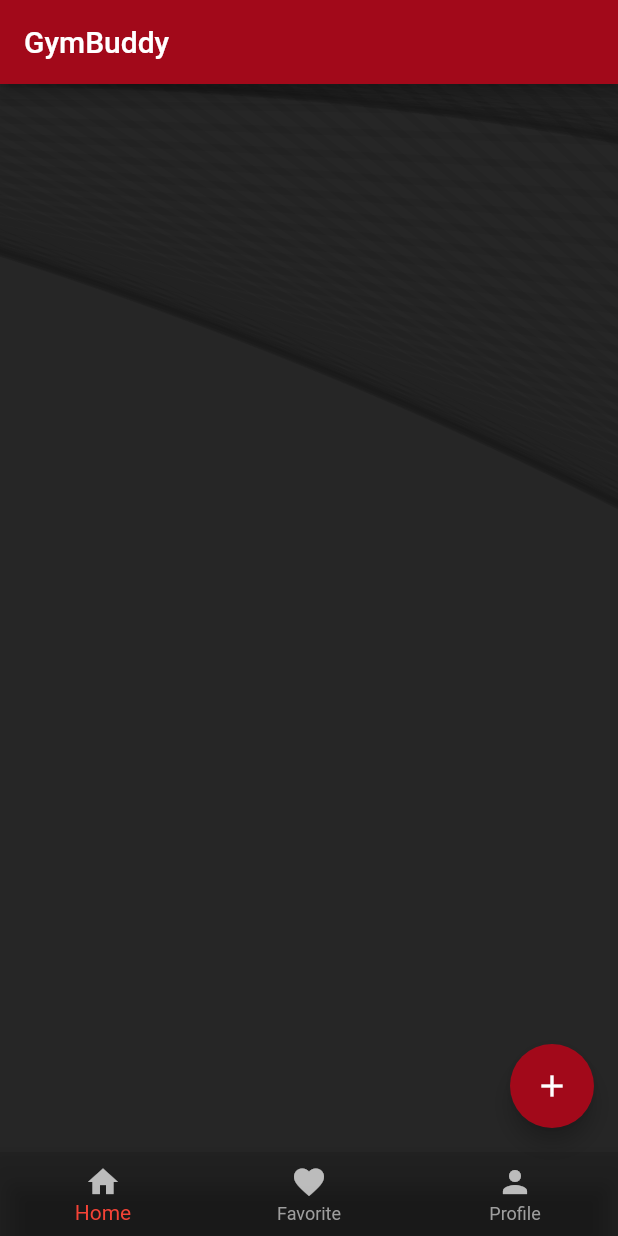
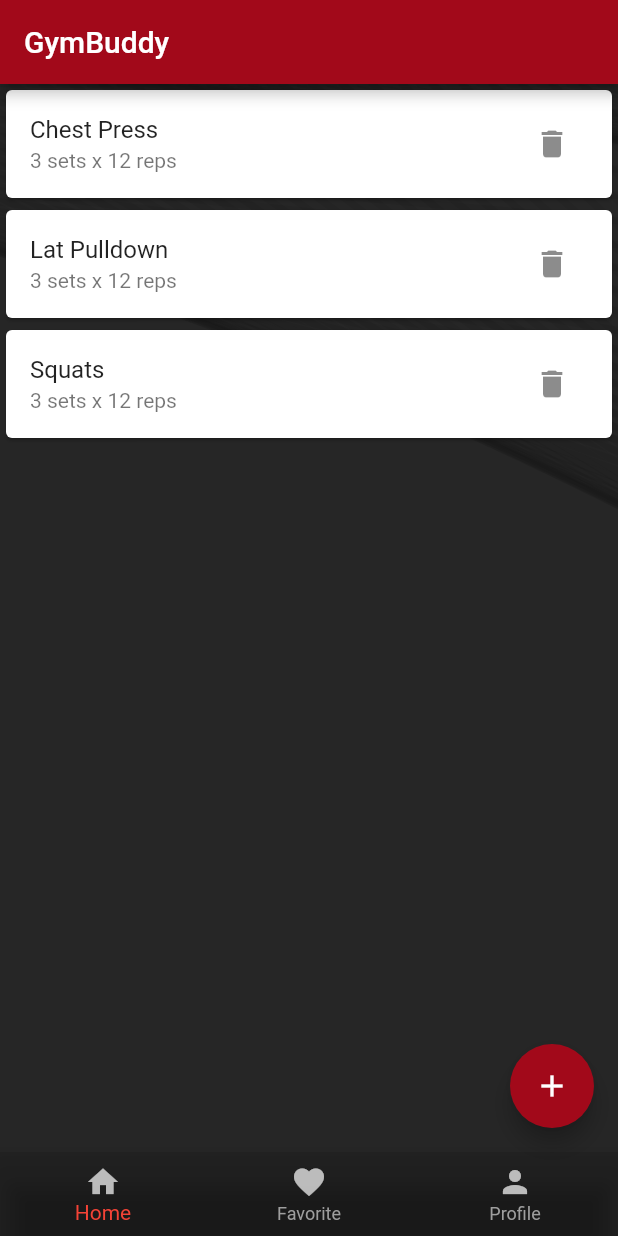
Before and after one commit to GabrielRechBrand/gym-buddy, a Flutter app: the screen it shows after launch, on a phone screen of 412 x 824 dp. Run offline on Flutter 3.47's test engine with Material 2 defaults, Android fonts, the phone set to English and light mode, and no system bars.

Commit message:
master - General organization, workout cards, workout creations and deletions.

```diff
--- /dev/null
+++ b/lib/components/workout_card.dart
@@ -0,0 +1,26 @@
+import 'package:flutter/material.dart';
+import 'package:gym_buddy/model/workout.dart';
+
+class WorkoutCard extends StatelessWidget {
+  final Workout workout;
+  final VoidCallback onDelete;
+
+  const WorkoutCard({
+    required this.workout,
+    required this.onDelete,
+  });
+
+  @override
+  Widget build(BuildContext context) {
+    return Card(
+      child: ListTile(
+        title: Text(workout.name),
+        subtitle: Text(workout.description),
+        trailing: IconButton(
+          icon: Icon(Icons.delete),
+          onPressed: onDelete,
+        ),
+      ),
+    );
+  }
+}
--- a/lib/main.dart
+++ b/lib/main.dart
@@ -1,4 +1,8 @@
 import 'package:flutter/material.dart';
+import 'package:gym_buddy/painter/custom_background_painter.dart';
+import 'package:gym_buddy/components/workout_card.dart';
+import 'package:gym_buddy/components/workout_form.dart';
+import 'package:gym_buddy/model/workout.dart';
 
 void main() {
   runApp(const MyApp());
@@ -34,49 +38,21 @@ class MyApp extends StatelessWidget {
   }
 }
 
-class CustomBackgroundPainter extends CustomPainter {
-  @override
-  void paint(Canvas canvas, Size size) {
-    final paint = Paint()
-
-      ..color = Colors.black.withOpacity(0.05)
-      ..strokeWidth = 5.0
-      ..style = PaintingStyle.stroke
-      ..strokeCap = StrokeCap.round;
-
-    final double spacing = 20.0;
-
-    double start = -size.height;
-    double end = size.width;
-
-    while (start < size.width) {
-      final path = Path()
-        ..moveTo(start, 0)
-        ..lineTo(end, start + size.height)
-        ..moveTo(start + size.height, 0)
-        ..lineTo(end + size.height, start + size.height);
-
-      canvas.drawPath(path, paint);
-      start += spacing;
-      end += spacing;
-    }
-  }
-
-  @override
-  bool shouldRepaint(covariant CustomPainter oldDelegate) {
-    return false;
-  }
-}
-
 class MyHomePage extends StatefulWidget {
   const MyHomePage({super.key, required this.title});
   final String title;
+
 
   @override
   State<MyHomePage> createState() => _MyHomePageState();
 }
 
 class _MyHomePageState extends State<MyHomePage> {
+  void _addWorkout(String name, String description) {
+    setState(() {
+      _workouts.add(Workout(name: name, description: description));
+    });
+  }
 
   @override
   Widget build(BuildContext context) {
@@ -94,15 +70,39 @@ class _MyHomePageState extends State<MyHomePage> {
           Center(
             child: Column(
               mainAxisAlignment: MainAxisAlignment.center,
+              children: [
+                Expanded(
+                    child: ListView.builder(
+                      itemCount: _workouts.length,
+                      itemBuilder: (context, index) {
+                        return WorkoutCard(
+                          workout: _workouts[index],
+                          onDelete: () {
+                            setState(() {
+                              _workouts.removeAt(index);
+                            });
+                          },
+                        );
+                      },
+                    )
+                )
+              ],
             ),
           ),
         ]
       ),
       floatingActionButton: FloatingActionButton(
         onPressed: () {
-
+          showDialog(
+              context: context,
+              builder: (context) {
+                return AddWorkoutForm(
+                  onSave: _addWorkout,
+                );
+              },
+          );
         },
-        tooltip: 'More',
+        tooltip: 'Add Workout',
         child: const Icon(Icons.add),
       ),
       bottomNavigationBar: BottomNavigationBar(
@@ -130,3 +130,18 @@ class _MyHomePageState extends State<MyHomePage> {
     );
   }
 }
+
+final List<Workout> _workouts = [
+  Workout(
+    name: 'Chest Press',
+    description: '3 sets x 12 reps',
+  ),
+  Workout(
+    name: 'Lat Pulldown',
+    description: '3 sets x 12 reps',
+  ),
+  Workout(
+    name: 'Squats',
+    description: '3 sets x 12 reps',
+  ),
+];
--- /dev/null
+++ b/lib/model/workout.dart
@@ -0,0 +1,9 @@
+class Workout {
+  final String name;
+  final String description;
+
+  const Workout({
+    required this.name,
+    required this.description,
+  });
+}
```
Also changed, not shown: lib/components/workout_form.dart (added, +64 -0 lines), lib/painter/custom_background_painter.dart (added, +35 -0 lines).
